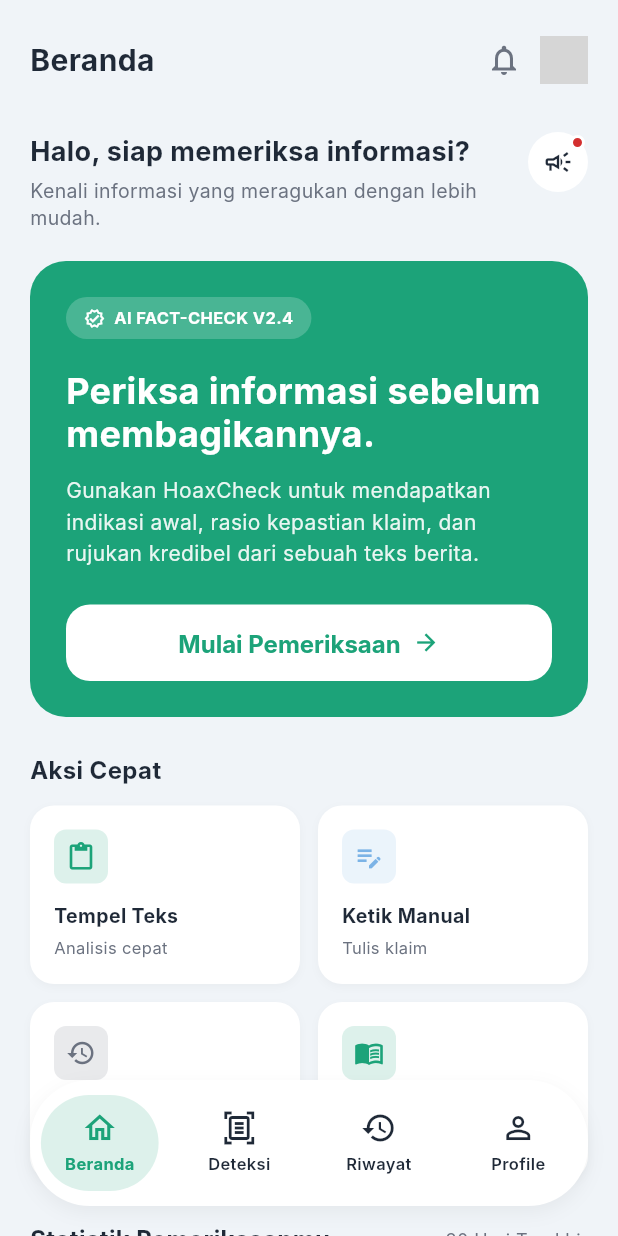
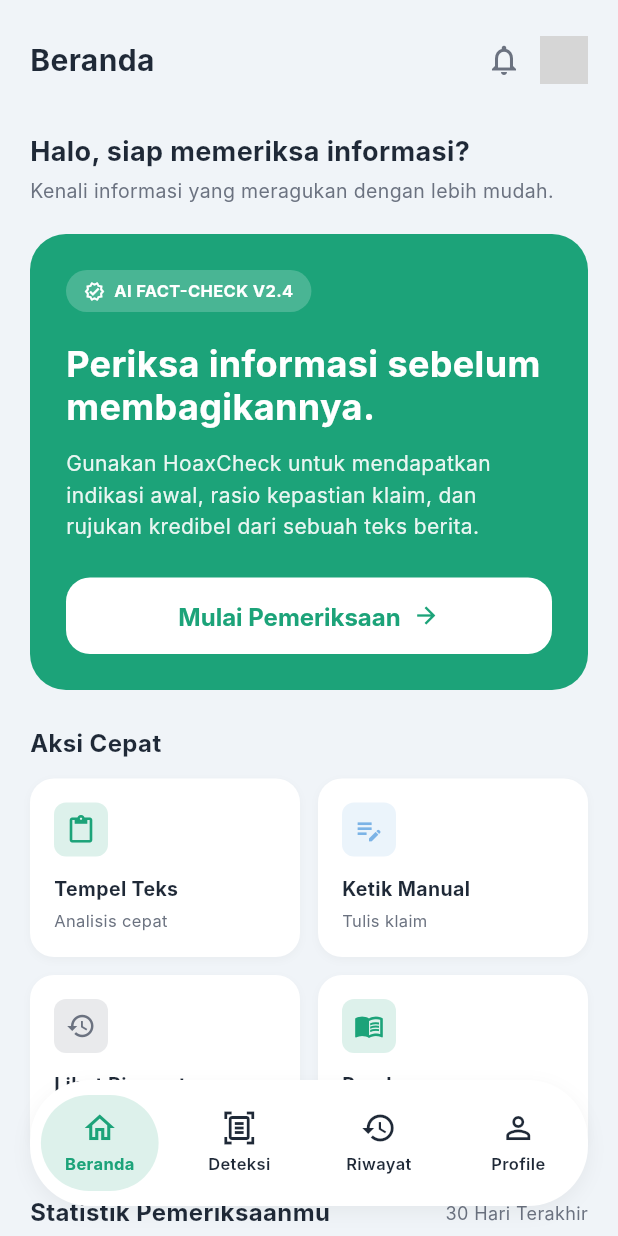
Before and after one commit to qulbiazz/HoaxCheck, a Flutter app: the screen it shows after launch, on a phone screen of 412 x 824 dp. Run offline on Flutter 3.47's test engine with Material 3 defaults, Android fonts, the light colour scheme and no system bars; network calls fail; Roboto replaces fonts that are missing (Inter); grey boxes are pictures that could not be loaded.

Commit message:
update: avatar image and delete icon notif

```diff
--- a/lib/features/home/widgets/greeting_section.dart
+++ b/lib/features/home/widgets/greeting_section.dart
@@ -26,26 +26,6 @@
             ],
           ),
         ),
-        Stack(
-          children: [
-            Container(
-              padding: const EdgeInsets.all(10),
-              decoration: const BoxDecoration(color: AppColors.surface, shape: BoxShape.circle),
-              child: const Icon(Icons.campaign_outlined, color: AppColors.inverted, size: 20),
-            ),
-            Positioned(
-              right: 2, top: 2,
-              child: Container(
-                width: 10, height: 10,
-                decoration: BoxDecoration(
-                  color: AppColors.danger, // <-- Titik merah menggunakan danger
-                  shape: BoxShape.circle,
-                  border: Border.all(color: AppColors.surface, width: 2),
-                ),
-              ),
-            ),
-          ],
-        ),
       ],
     );
   }
--- a/lib/features/profile/widgets/profile_info_card.dart
+++ b/lib/features/profile/widgets/profile_info_card.dart
@@ -21,7 +21,11 @@
           CircleAvatar(
             radius: 40,
             backgroundColor: AppColors.primary.withOpacity(0.15),
-            backgroundImage: const NetworkImage('https://via.placeholder.com/150'),
+            child: const Icon(
+              Icons.person,
+              size: 40,
+              color: AppColors.primary,
+            ),
           ),
           const SizedBox(height: 16),
           Text(
```
